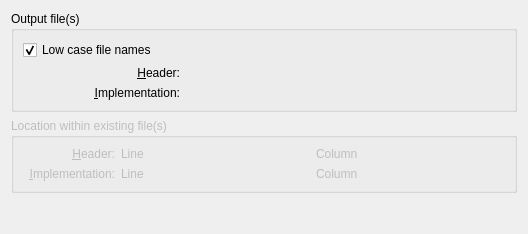
Before: the Qt Designer form language/codegen/ui/outputlocation.ui in KDE/kdevelop, drawn with Qt 5.
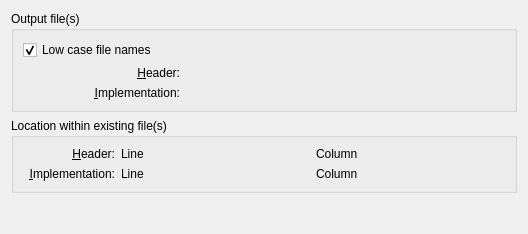
After: the same form once the commit is applied. Custom widgets are drawn as their Qt base class.

Commit message: Added functionality to insert generated classes into already existing files

```diff
--- a/language/codegen/ui/outputlocation.ui
+++ b/language/codegen/ui/outputlocation.ui
@@ -71,7 +71,7 @@
    <item>
     <widget class="QGroupBox" name="groupBox_2">
      <property name="enabled">
-      <bool>false</bool>
+      <bool>true</bool>
      </property>
      <property name="title">
       <string>Location within existing file(s)</string>
```
The commit also changes 2 other files.
